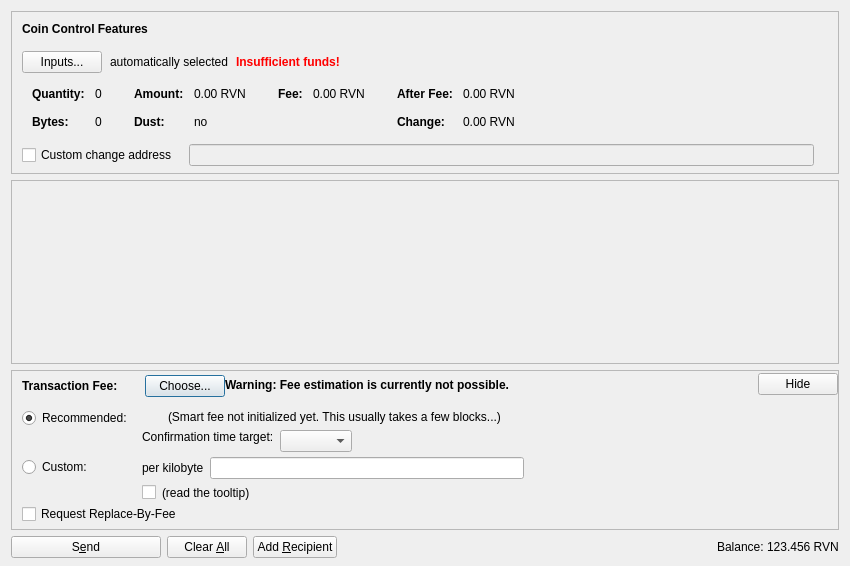
Above: src/qt/forms/sendcoinsdialog.ui from RavenProject/Ravencoin before the change. Below: the same form after it.
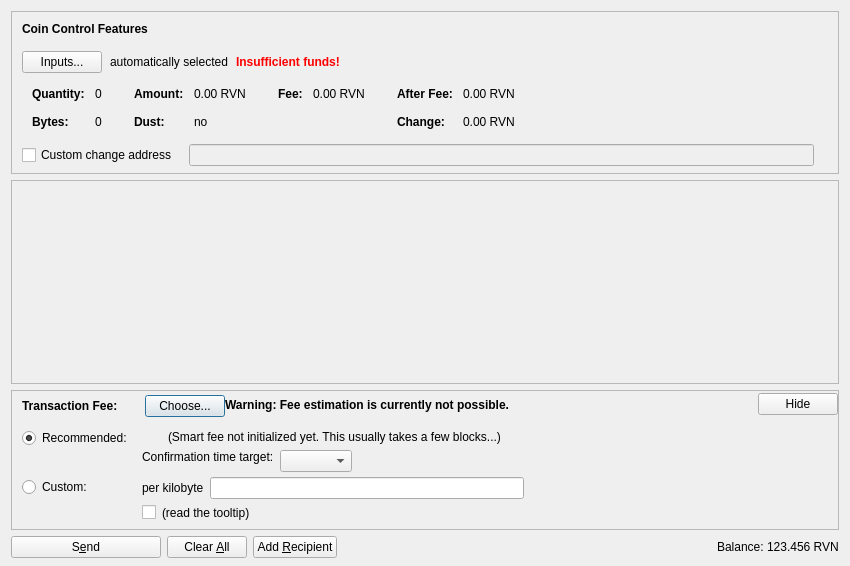
That is the form after the change. Icons and pictures are not drawn. Custom widgets are drawn as their Qt base class.

Patch:
```diff
--- a/src/qt/forms/sendcoinsdialog.ui
+++ b/src/qt/forms/sendcoinsdialog.ui
@@ -588,7 +588,7 @@
         <x>0</x>
         <y>0</y>
         <width>824</width>
-        <height>69</height>
+        <height>84</height>
        </rect>
       </property>
       <layout class="QVBoxLayout" name="verticalLayout_2" stretch="0,1">
@@ -1105,16 +1105,6 @@
              </item>
             </layout>
            </item>
-           <item>
-            <widget class="QCheckBox" name="optInRBF">
-             <property name="toolTip">
-              <string>Indicates that the sender may wish to replace this transaction with a new one paying higher fees (prior to being confirmed).</string>
-             </property>
-             <property name="text">
-              <string>Request Replace-By-Fee</string>
-             </property>
-            </widget>
-           </item>
           </layout>
          </widget>
         </item>
@@ -1261,17 +1251,17 @@
   </layout>
  </widget>
  <customwidgets>
-  <customwidget>
-   <class>QValidatedLineEdit</class>
-   <extends>QLineEdit</extends>
-   <header>qvalidatedlineedit.h</header>
-  </customwidget>
   <customwidget>
    <class>RavenAmountField</class>
    <extends>QLineEdit</extends>
    <header>ravenamountfield.h</header>
    <container>1</container>
   </customwidget>
+  <customwidget>
+   <class>QValidatedLineEdit</class>
+   <extends>QLineEdit</extends>
+   <header>qvalidatedlineedit.h</header>
+  </customwidget>
  </customwidgets>
  <resources>
   <include location="../raven.qrc"/>
```
Left out of the diff: 6 changed lines with no effect on the pictures.
